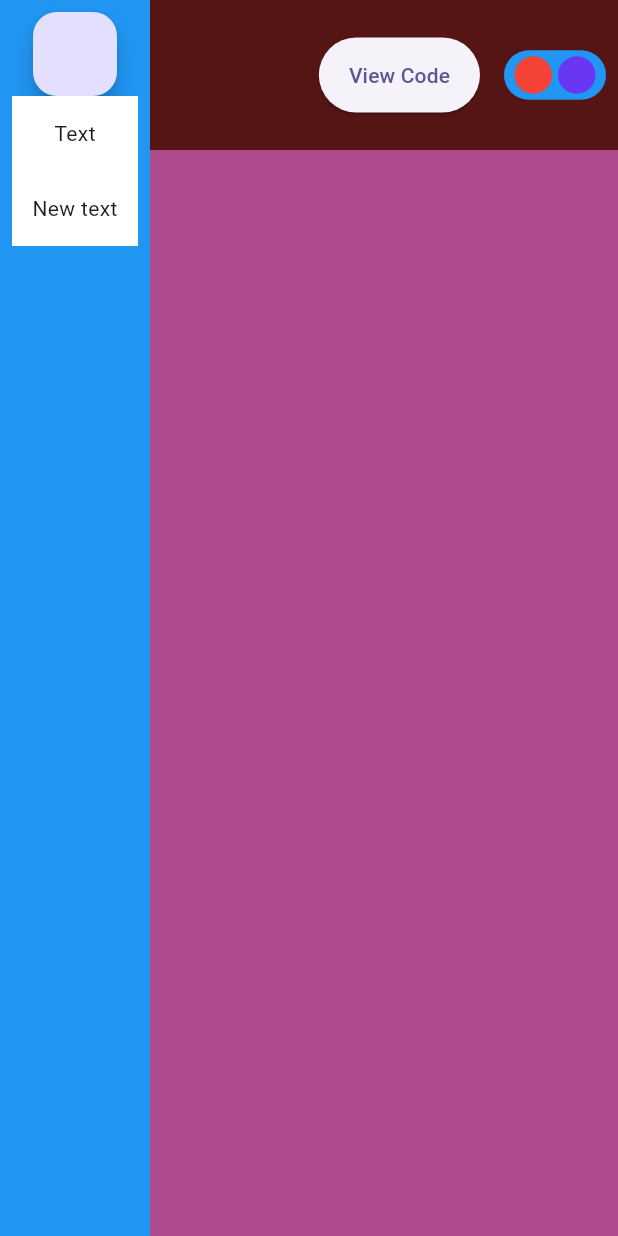
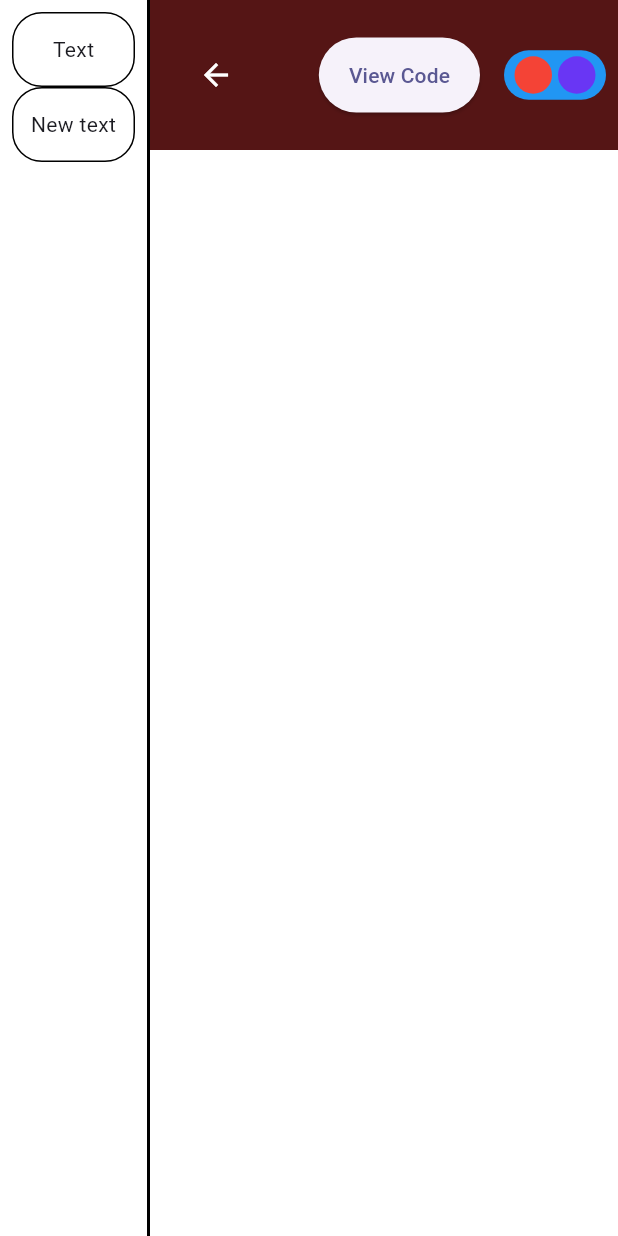
Before and after one commit to GeorgProfi/gen_landings, a Flutter app: the screen it shows after launch, on a phone screen of 412 x 824 dp. Run offline on Flutter 3.47's test engine with Material 3 defaults, Android fonts, the phone set to English and light mode, and no system bars; our stand-ins replace flutter_highlight.

Commit message:
Design improvement

```diff
--- a/lib/main.dart
+++ b/lib/main.dart
@@ -103,23 +103,17 @@
                 height: 100,
                 child: Row(
                   children: [
+                    AnimatedContainer(
+                      duration: Duration(milliseconds: 500),
+                      width: headerVisible ? 100 : 0,
+                    ),
                     SizedBox(
-                      width: 100,
-                      height: 100,
-                      child: Stack(
-                        alignment: AlignmentDirectional.topCenter,
-                        children: [
-                          Padding(
-                            padding: const EdgeInsets.all(8),
-                            child: Visibility(
-                              visible: !headerVisible,
-                              child: FloatingActionButton(
+                      width: 20,
+                    ),
+                    IconButton(
+                      icon: Icon(headerVisible ? Icons.arrow_back : Icons.menu),
                       onPressed: pressButt,
-                              ),
-                            ),
-                          ),
-                        ],
-                      ),
+                      color: Colors.white,
                     ),
                     const Spacer(),
                     Visibility(
@@ -163,7 +157,7 @@
               ),
               Expanded(
                 child: Container(
-                  color: const Color.fromARGB(255, 175, 76, 142),
+                  color: Colors.white,
                   child: Center(child: visibleWidget),
                 ),
               ),
@@ -171,27 +165,36 @@
           ),
           Positioned(
             left: 0,
-            child: Visibility(
-              visible: headerVisible,
-              child: Container(
-                color: Colors.blue,
-                width: 100,
+            child: AnimatedContainer(
+              duration: Duration(milliseconds: 500),
+              decoration: const BoxDecoration(
+                color: Colors.white,
+                border: Border(
+                  right: BorderSide(
+                    color: Colors.black, // Adjust the color as needed
+                    width: 2.0, // Adjust the width as needed
+                  ),
+                ),
+              ),
+              width: headerVisible ? 100 : 0,
               height: screenHeight,
               child: SingleChildScrollView(
                 child: Padding(
                   padding: const EdgeInsets.all(8),
                   child: Column(
                     children: [
-                        FloatingActionButton(
-                          onPressed: pressButt,
-                        ),
                       InkWell(
                         onTap: () {
                           setWidget(
                               Container(
                                 width: 100,
                                 height: 50,
+                                decoration: BoxDecoration(
                                     color: Colors.white,
+                                    border: Border.all(
+                                        color: Colors.black, width: 1),
+                                    borderRadius: const BorderRadius.all(
+                                        Radius.circular(20))),
                                 child: const Center(child: Text('Text')),
                               ),
                               """Container(
@@ -203,7 +206,11 @@
                         child: Container(
                           width: 100,
                           height: 50,
+                          decoration: BoxDecoration(
                               color: Colors.white,
+                              border: Border.all(color: Colors.black, width: 1),
+                              borderRadius:
+                                  const BorderRadius.all(Radius.circular(20))),
                           child: const Center(child: Text('Text')),
                         ),
                       ),
@@ -213,25 +220,38 @@
                               Container(
                                 width: 100,
                                 height: 50,
+                                decoration: BoxDecoration(
                                     color: Colors.white,
+                                    border: Border.all(
+                                        color: Colors.black, width: 1),
+                                    borderRadius: const BorderRadius.all(
+                                        Radius.circular(20))),
                                 child: const Center(child: Text('New text')),
                               ),
-                                """Container(
+                              """ Container(
                                   width: 100,
                                   height: 50,
+                                  decoration: BoxDecoration(
                                       color: Colors.white,
+                                      border: Border.all(
+                                          color: Colors.black, width: 1),
+                                      borderRadius: BorderRadius.all(
+                                          Radius.circular(20))),
                                   child: const Center(child: Text('New text')),
                                 )""");
                         },
                         child: Container(
                           width: 100,
                           height: 50,
+                          decoration: BoxDecoration(
                               color: Colors.white,
+                              border: Border.all(color: Colors.black, width: 1),
+                              borderRadius:
+                                  const BorderRadius.all(Radius.circular(20))),
                           child: const Center(child: Text('New text')),
                         ),
                       )
                     ],
-                    ),
                   ),
                 ),
               ),
```
Lines whose indentation alone changed are shown as unchanged.
